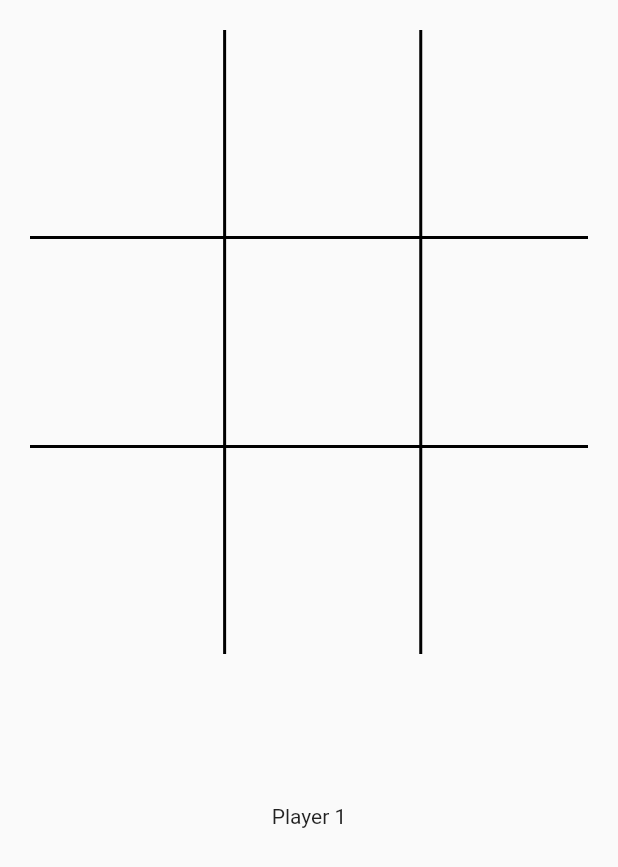
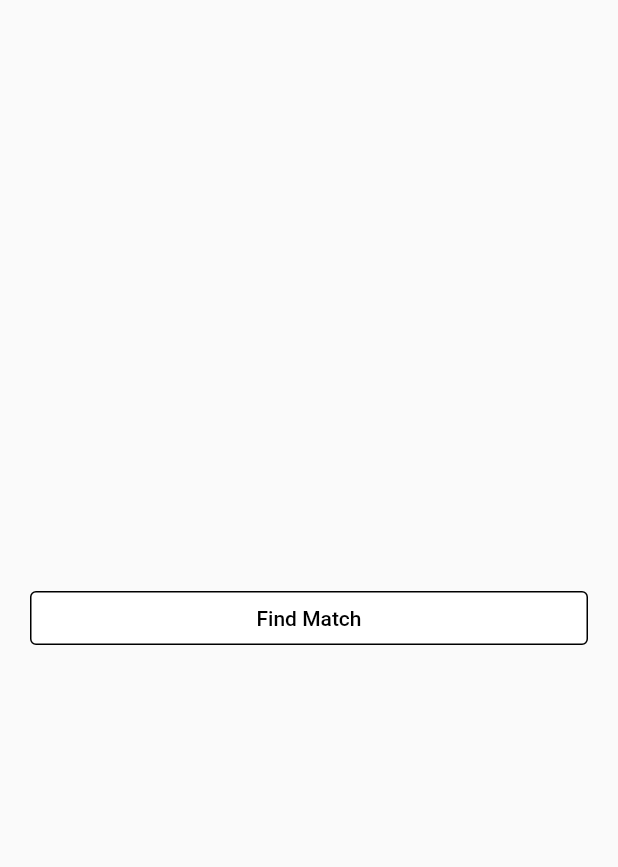
Before and after one commit to mouraa0/tic-tac-rank, a Flutter app: the screen it shows after launch, on a phone screen of 412 x 824 dp. Shown: the top 867 px of the screen. Run offline on Flutter 3.47's test engine with Material 2 defaults, Android fonts, the light colour scheme and no system bars.

Commit message:
feat: create initial home screen

```diff
--- /dev/null
+++ b/tic_tac_rank_app/lib/core/presenter/home/view/home_screen.dart
@@ -0,0 +1,29 @@
+import 'package:flutter/material.dart';
+
+class HomeScreen extends StatelessWidget {
+  const HomeScreen({super.key});
+
+  @override
+  Widget build(BuildContext context) {
+    return Scaffold(
+      body: Center(
+        child: Container(
+          width: double.infinity,
+          padding: const EdgeInsets.symmetric(horizontal: 20),
+          child: ElevatedButton(
+            onPressed: () {},
+            style: ElevatedButton.styleFrom(
+              elevation: 0,
+              backgroundColor: Colors.white,
+              side: const BorderSide(color: Colors.black),
+            ),
+            child: const Text(
+              'Find Match',
+              style: TextStyle(color: Colors.black),
+            ),
+          ),
+        ),
+      ),
+    );
+  }
+}
--- a/tic_tac_rank_app/lib/main.dart
+++ b/tic_tac_rank_app/lib/main.dart
@@ -1,4 +1,5 @@
 import 'package:flutter/material.dart';
+import 'package:tic_tac_rank_app/core/presenter/home/view/home_screen.dart';
 import 'package:tic_tac_rank_app/core/presenter/tic_tac_toe/view/tic_tac_toe_prototype.dart';
 
 void main() {
@@ -9,12 +10,9 @@ class MyApp extends StatelessWidget {
   const MyApp({super.key});
   @override
   Widget build(BuildContext context) {
-    return MaterialApp(
+    return const MaterialApp(
       title: 'Flutter Demo',
-      theme: ThemeData(
-        primarySwatch: Colors.blue,
-      ),
-      home: const TicTacToePrototype(),
+      home: HomeScreen(),
     );
   }
 }
```
